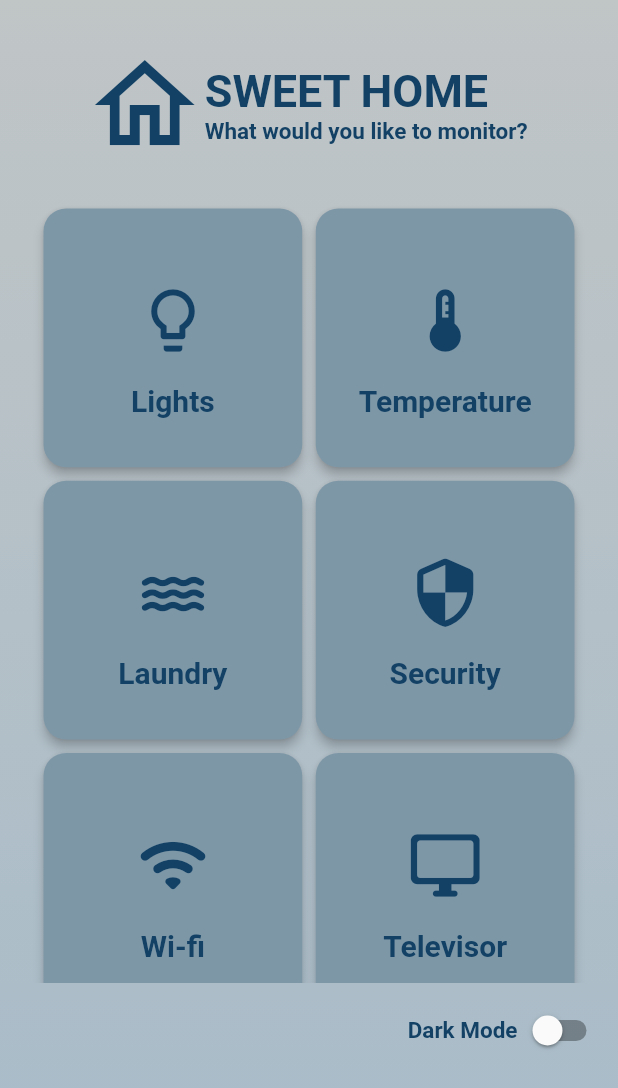
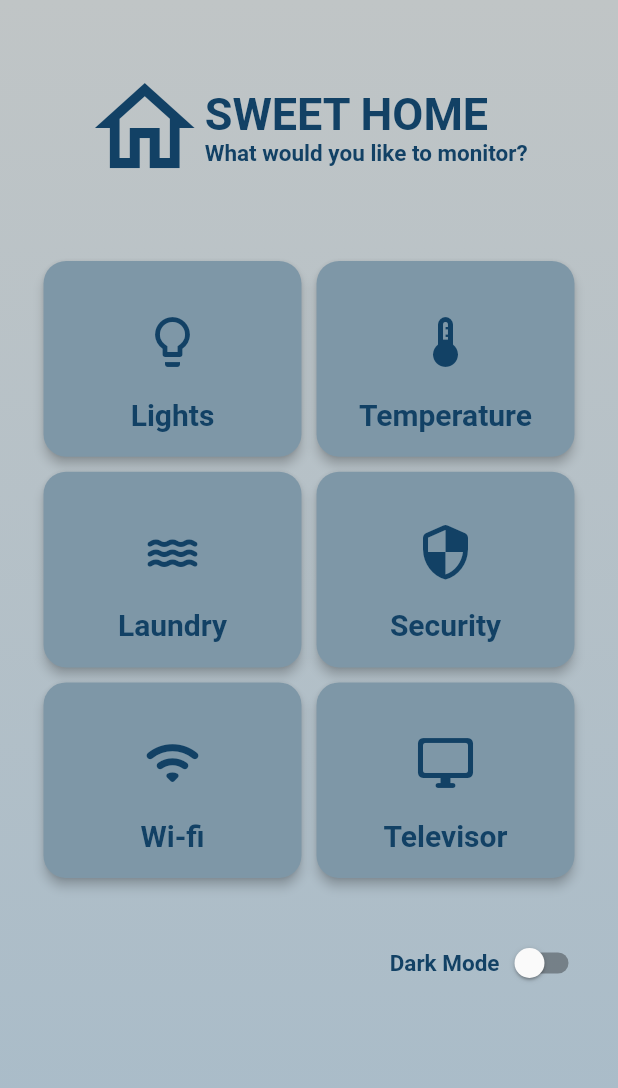
Before and after one commit to LucasMonteir0/exercicios_cubos, a Flutter app: the screen it shows after launch, on a phone screen of 412 x 824 dp. Shown: the top 1088 px of the screen. Run offline on Flutter 3.47's test engine with Material 2 defaults, Android fonts, the phone set to English and light mode, and no system bars.

Commit message:
upando exercicios

```diff
--- a/lists/lib/ex4.dart
+++ b/lists/lib/ex4.dart
@@ -1,5 +1,3 @@
-import 'dart:math';
-
 import 'package:flutter/material.dart';
 
 void main() => runApp(const MyApp());
@@ -25,9 +23,6 @@ class _MyAppState extends State<MyApp> {
 
     setState(() {});
   }
-
-  SliverGridDelegateWithFixedCrossAxisCount gridDelegate =
-      const SliverGridDelegateWithFixedCrossAxisCount(crossAxisCount: 2);
 
   @override
   Widget build(BuildContext context) {
@@ -57,7 +52,7 @@ class _MyAppState extends State<MyApp> {
                   child: MyLogoBar(),
                 ),
                 SizedBox(
-                    height: 520,
+                    height: 460,
                     child: MyGridVew(
                       onPressedCard: () {
                         setState(() {});
@@ -65,7 +60,7 @@ class _MyAppState extends State<MyApp> {
                     )),
                 SizedBox(
                   child: Padding(
-                    padding: const EdgeInsets.only(top: 8.0, right: 8.0),
+                    padding: const EdgeInsets.only(top: 8.0, right: 20.0),
                     child: Row(
                       mainAxisAlignment: MainAxisAlignment.end,
                       children: [
@@ -98,7 +93,7 @@ class MyLogoBar extends StatelessWidget {
   @override
   Widget build(BuildContext context) {
     return Padding(
-      padding: const EdgeInsets.fromLTRB(0.0, 10.0, 0.0, 25.0),
+      padding: const EdgeInsets.fromLTRB(0.0, 25.0, 0.0, 25.0),
       child: Row(
         mainAxisAlignment: MainAxisAlignment.center,
         children: [
@@ -132,14 +127,16 @@ class MyLogoBar extends StatelessWidget {
 
 class MyGridVew extends StatelessWidget {
   const MyGridVew({super.key, required this.onPressedCard});
+  final VoidCallback onPressedCard;
 
-  final VoidCallback onPressedCard;
   @override
   Widget build(BuildContext context) {
     return GridView.count(
-      padding: const EdgeInsets.fromLTRB(25.0, 0.0, 25.0, 5.0),
-      crossAxisSpacing: 1.0,
-      mainAxisSpacing: 1.0,
+      childAspectRatio: 1.3,
+      physics: const NeverScrollableScrollPhysics(),
+      padding: const EdgeInsets.fromLTRB(25.0, 20.0, 25.0, 5.0),
+      crossAxisSpacing: 2.0,
+      mainAxisSpacing: 2.0,
       crossAxisCount: 2,
       children: [
         MyGridTile(
@@ -197,6 +194,7 @@ class _MyGridTileState extends State<MyGridTile> {
 
   @override
   Widget build(BuildContext context) {
+    final theme = Theme.of(context);
     return GestureDetector(
       onTap: () {
         widget.onPressedCard();
@@ -206,7 +204,7 @@ class _MyGridTileState extends State<MyGridTile> {
           elevation: 3,
           shape:
               RoundedRectangleBorder(borderRadius: BorderRadius.circular(15)),
-          // color: isSelected ? Colors.black38 : Colors.amber.shade200,
+          color: isSelected ? theme.primaryColor : theme.cardColor,
           child: Column(
             mainAxisAlignment: MainAxisAlignment.center,
             children: [
@@ -214,7 +212,7 @@ class _MyGridTileState extends State<MyGridTile> {
                 padding: const EdgeInsets.all(17.0),
                 child: Icon(
                   widget.icon,
-                  size: 50,
+                  size: 40,
                 ),
               ),
               Text(widget.text)
@@ -238,14 +236,14 @@ class MyTheme {
         // button: TextStyle(fontSize: 30),
       ),
       iconTheme: const IconThemeData(color: Color(0xFF124165)),
-      cardTheme: const CardTheme(color: Color(0xFF7E97A7)),
+      cardColor: const Color(0xFF7E97A7),
+      primaryColor: const Color(0xFFC0CED2),
     );
   }
 
   static ThemeData dark() {
     return ThemeData(
       brightness: Brightness.dark,
-      appBarTheme: const AppBarTheme(backgroundColor: Colors.black),
       textTheme: const TextTheme(
         bodyText1: TextStyle(fontSize: 30),
         bodyText2: TextStyle(
@@ -254,7 +252,8 @@ class MyTheme {
             fontWeight: FontWeight.bold),
       ),
       iconTheme: const IconThemeData(color: Color(0xFFA0AEB7)),
-      cardTheme: const CardTheme(color: Color(0xFF1D415B)),
+      cardColor: const Color(0xFF1D415B),
+      primaryColor: const Color(0xFF2A5070),
     );
   }
 }
```
Also changed, not shown: lists/lib/ex5.dart (added, +110 -0 lines), lists/lib/teste.dart (added, +50 -0 lines).
